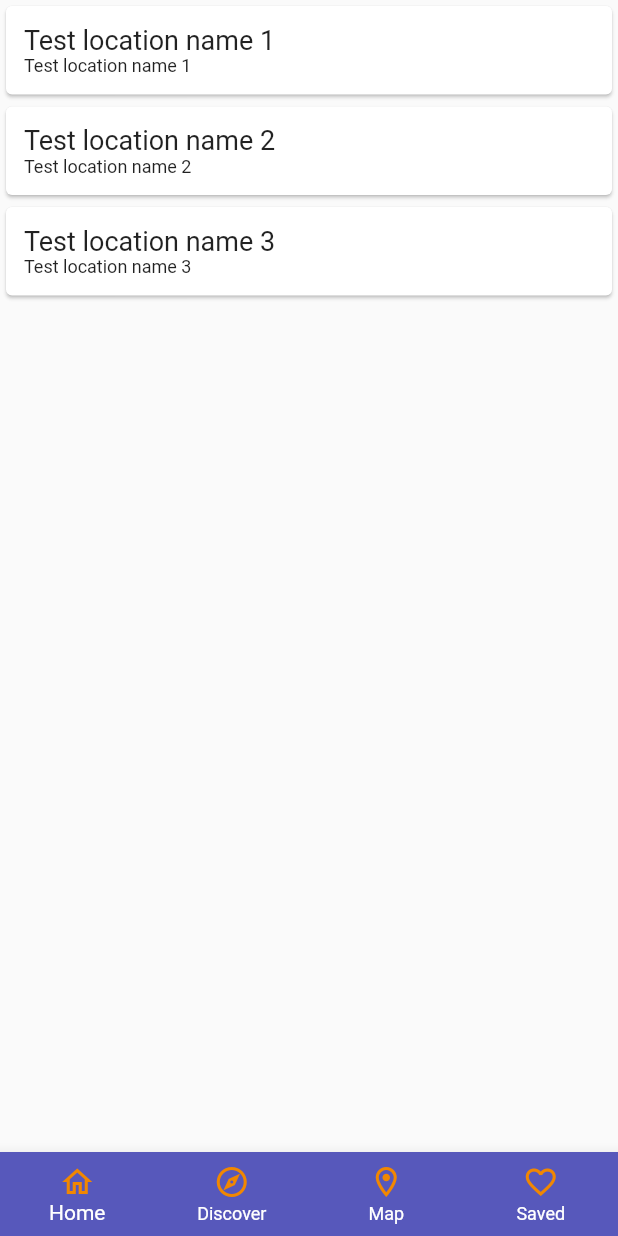
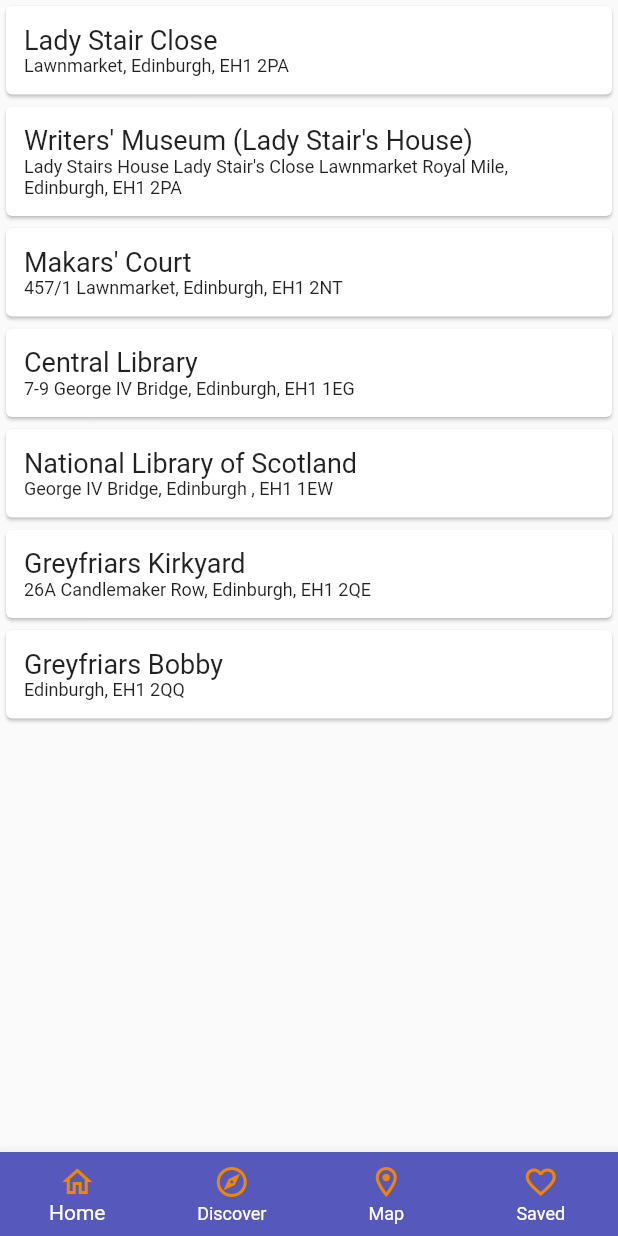
Before and after one commit to CordiiT14/edinburgh_literary_companion, a Flutter app: the Browse screen opened by its route, on a phone screen of 412 x 824 dp. Run offline on Flutter 3.47's test engine with Material 2 defaults, Android fonts, the phone set to English and light mode, and no system bars.

Commit message:
Locations list card view created.

```diff
--- a/lib/components/location_list_card.dart
+++ b/lib/components/location_list_card.dart
@@ -1,25 +1,25 @@
 import 'package:flutter/material.dart';
+import 'package:edin_lit_companion/models/Location.dart';
 
 class LocationListCard extends StatelessWidget {
   // const LocationListCard({Key? key}) : super(key: key);
 
-  final String location;
-
-  LocationListCard({ required this.location});
+  const LocationListCard({ required this.location});
+  final Location location;
 
   @override
   Widget build(BuildContext context) {
     return Card(
       child: Padding(
-        padding: EdgeInsets.all(12.0),
+        padding: const EdgeInsets.all(12.0),
         child: Column(
           crossAxisAlignment: CrossAxisAlignment.stretch,
           children: [
-            Text(location,
+            Text(location.name,
             style: const TextStyle(
               fontSize: 18.0,
             )),
-            Text(location,
+            Text(location.address,
             style: const TextStyle(
               fontSize: 12.0,
             )),
--- a/lib/data/location_data.dart
+++ b/lib/data/location_data.dart
@@ -1,10 +1,11 @@
 import 'package:edin_lit_companion/models/Location.dart';
-
 import 'package:edin_lit_companion/models/Category.dart';
 
 class LocationData {
 
-  List<Location> locations = [
+  static LocationData get shared => LocationData();
+
+  List<Location> get locations => [
     Location(
         name: "Lady Stair Close",
         category: Category.landmark,
@@ -68,7 +69,7 @@ class LocationData {
         name: "Greyfriars Bobby",
         category: Category.landmark,
         address: "Edinburgh, EH1 2QQ",
-        description: "This statue of the loyal dog that stayed by his master’s grave for 18 years is a must-see for lovers of Eleanor Atkinson’s popular story. #His master's grave can be seen in the nearby Greyfriars Kirkyard. #Bobby's monument reads:#"Greyfriars Bobby#Died 14th January 1872#Aged 16 Years#Let his loyalty and devotion#be a lesson to us all." Bobby’s statue is also the site of the Harrow Inn, the periodic residence of James Hogg, the Ettrick Shepherd (1770-1835). Hogg’s most famous work, The Private Memoirs and Confessions of a Justified Sinner, is largely set in Edinburgh with scenes on the nearby Royal Mile and Arthur’s Seat.",
+        description: "This statue of the loyal dog that stayed by his master’s grave for 18 years is a must-see for lovers of Eleanor Atkinson’s popular story. #His master's grave can be seen in the nearby Greyfriars Kirkyard. #Bobby's monument reads:'Greyfriars Bobby#Died 14th January 1872#Aged 16 Years Let his loyalty and devotion be a lesson to us all.' Bobby’s statue is also the site of the Harrow Inn, the periodic residence of James Hogg, the Ettrick Shepherd (1770-1835). Hogg’s most famous work, The Private Memoirs and Confessions of a Justified Sinner, is largely set in Edinburgh with scenes on the nearby Royal Mile and Arthur’s Seat.",
         // image: "greyfriars_bobby",
         image: "burnsMonument.jpg",
         latitude: 55.9469535,
--- a/lib/models/Location.dart
+++ b/lib/models/Location.dart
@@ -22,6 +22,4 @@ class Location {
       required this.website
   });
 
-  List<Location> locations = LocationData() as List<Location>;
-
 }
--- a/lib/pages/browse.dart
+++ b/lib/pages/browse.dart
@@ -1,9 +1,13 @@
 import 'package:flutter/material.dart';
 import 'package:edin_lit_companion/components/navigationBar.dart';
 import 'package:edin_lit_companion/components/location_list_card.dart';
+import 'package:edin_lit_companion/data/location_data.dart';
+import 'package:edin_lit_companion/models/Location.dart';
 
 class Browse extends StatefulWidget {
   const Browse({Key? key}) : super(key: key);
+
+
 
   @override
   State<Browse> createState() => _BrowseState();
@@ -11,16 +15,18 @@ class Browse extends StatefulWidget {
 
 class _BrowseState extends State<Browse> {
 
-  List<String> testStrings = [
-    'Test location name 1', 'Test location name 2', 'Test location name 3'
-  ];
+  // List<String> testStrings = [
+  //   'Test location name 1', 'Test location name 2', 'Test location name 3'
+  // ];
 
   @override
   Widget build(BuildContext context) {
+    final locationData = LocationData();
+    final locations = locationData.locations;
     return Scaffold(
       body: SafeArea(
         child: Column(
-          children: testStrings
+          children: locations
               .map((location) => LocationListCard(location: location)).toList(),
         ),
       ),
```
